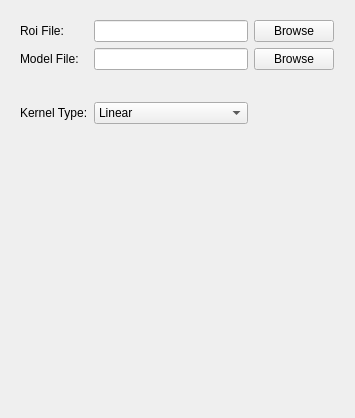
xxssff/GR, file ImgTest/svmParaDialog.ui: the form before one commit.
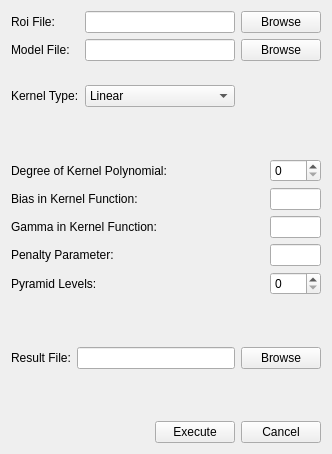
The form after the commit.

```diff
--- a/ImgTest/svmParaDialog.ui
+++ b/ImgTest/svmParaDialog.ui
@@ -9,8 +9,8 @@
    <rect>
     <x>0</x>
     <y>0</y>
-    <width>355</width>
-    <height>418</height>
+    <width>332</width>
+    <height>454</height>
    </rect>
   </property>
   <property name="sizePolicy">
@@ -19,109 +19,285 @@
     <verstretch>0</verstretch>
    </sizepolicy>
   </property>
+  <property name="minimumSize">
+   <size>
+    <width>332</width>
+    <height>454</height>
+   </size>
+  </property>
+  <property name="maximumSize">
+   <size>
+    <width>332</width>
+    <height>454</height>
+   </size>
+  </property>
   <property name="windowTitle">
    <string>Form</string>
   </property>
-  <widget class="QWidget" name="">
-   <property name="geometry">
-    <rect>
-     <x>20</x>
-     <y>20</y>
-     <width>314</width>
-     <height>104</height>
-    </rect>
-   </property>
-   <layout class="QGridLayout" name="gridLayout">
-    <item row="0" column="0">
-     <widget class="QLabel" name="label">
-      <property name="text">
-       <string>Roi File:</string>
-      </property>
-     </widget>
-    </item>
-    <item row="0" column="1">
-     <widget class="QLineEdit" name="lineEdit"/>
-    </item>
-    <item row="0" column="2">
-     <widget class="QPushButton" name="pushButton">
-      <property name="text">
-       <string>Browse</string>
-      </property>
-     </widget>
-    </item>
-    <item row="1" column="0">
-     <widget class="QLabel" name="label_2">
-      <property name="text">
-       <string>Model File:</string>
-      </property>
-     </widget>
-    </item>
-    <item row="1" column="1">
-     <widget class="QLineEdit" name="lineEdit_2"/>
-    </item>
-    <item row="1" column="2">
-     <widget class="QPushButton" name="pushButton_2">
-      <property name="text">
-       <string>Browse</string>
-      </property>
-     </widget>
-    </item>
-    <item row="2" column="1">
-     <spacer name="verticalSpacer">
-      <property name="orientation">
-       <enum>Qt::Vertical</enum>
-      </property>
-      <property name="sizeHint" stdset="0">
-       <size>
-        <width>20</width>
-        <height>18</height>
-       </size>
-      </property>
-     </spacer>
-    </item>
-    <item row="3" column="0">
-     <widget class="QLabel" name="label_3">
-      <property name="text">
-       <string>Kernel Type:</string>
-      </property>
-     </widget>
-    </item>
-    <item row="3" column="1">
-     <widget class="QComboBox" name="comboBox">
-      <item>
+  <layout class="QGridLayout" name="gridLayout_3">
+   <item row="0" column="0">
+    <layout class="QGridLayout" name="gridLayout">
+     <item row="3" column="0">
+      <widget class="QLabel" name="label_3">
        <property name="text">
-        <string>Linear</string>
+        <string>Kernel Type:</string>
        </property>
-      </item>
-      <item>
+      </widget>
+     </item>
+     <item row="0" column="0">
+      <widget class="QLabel" name="label">
        <property name="text">
-        <string>Radial Based Function</string>
+        <string>Roi File:</string>
        </property>
-      </item>
-      <item>
+      </widget>
+     </item>
+     <item row="0" column="1">
+      <widget class="QLineEdit" name="roiFilePath"/>
+     </item>
+     <item row="3" column="1">
+      <widget class="QComboBox" name="kernelTypeComboBox">
+       <item>
+        <property name="text">
+         <string>Linear</string>
+        </property>
+       </item>
+       <item>
+        <property name="text">
+         <string>Radial Based Function</string>
+        </property>
+       </item>
+       <item>
+        <property name="text">
+         <string>Sigmoid</string>
+        </property>
+       </item>
+       <item>
+        <property name="text">
+         <string>Polynomial</string>
+        </property>
+       </item>
+      </widget>
+     </item>
+     <item row="1" column="1">
+      <widget class="QLineEdit" name="modelFilePath"/>
+     </item>
+     <item row="2" column="1">
+      <spacer name="verticalSpacer">
+       <property name="orientation">
+        <enum>Qt::Vertical</enum>
+       </property>
+       <property name="sizeHint" stdset="0">
+        <size>
+         <width>20</width>
+         <height>18</height>
+        </size>
+       </property>
+      </spacer>
+     </item>
+     <item row="1" column="2">
+      <widget class="QPushButton" name="modelFileBrowseBtn">
        <property name="text">
-        <string>Poly</string>
+        <string>Browse</string>
        </property>
-      </item>
-      <item>
+      </widget>
+     </item>
+     <item row="0" column="2">
+      <widget class="QPushButton" name="roiFileBrowseBtn">
        <property name="text">
-        <string>Sigmoid</string>
+        <string>Browse</string>
        </property>
-      </item>
-     </widget>
-    </item>
-   </layout>
-  </widget>
-  <zorder>label</zorder>
-  <zorder>lineEdit</zorder>
-  <zorder>pushButton</zorder>
-  <zorder>layoutWidget</zorder>
-  <zorder>horizontalSpacer</zorder>
-  <zorder>horizontalSpacer_2</zorder>
-  <zorder>horizontalSpacer_2</zorder>
-  <zorder>label_3</zorder>
-  <zorder>comboBox</zorder>
-  <zorder>verticalSpacer</zorder>
+      </widget>
+     </item>
+     <item row="1" column="0">
+      <widget class="QLabel" name="label_2">
+       <property name="text">
+        <string>Model File:</string>
+       </property>
+      </widget>
+     </item>
+    </layout>
+   </item>
+   <item row="6" column="0">
+    <layout class="QHBoxLayout" name="horizontalLayout_2">
+     <item>
+      <spacer name="horizontalSpacer">
+       <property name="orientation">
+        <enum>Qt::Horizontal</enum>
+       </property>
+       <property name="sizeHint" stdset="0">
+        <size>
+         <width>40</width>
+         <height>20</height>
+        </size>
+       </property>
+      </spacer>
+     </item>
+     <item>
+      <widget class="QPushButton" name="ExecuteBtn">
+       <property name="text">
+        <string>Execute</string>
+       </property>
+      </widget>
+     </item>
+     <item>
+      <widget class="QPushButton" name="CancelBtn">
+       <property name="text">
+        <string>Cancel</string>
+       </property>
+      </widget>
+     </item>
+    </layout>
+   </item>
+   <item row="2" column="0">
+    <layout class="QGridLayout" name="gridLayout_2">
+     <item row="0" column="0">
+      <widget class="QLabel" name="label_4">
+       <property name="text">
+        <string>Degree of Kernel Polynomial:</string>
+       </property>
+      </widget>
+     </item>
+     <item row="0" column="1">
+      <widget class="QSpinBox" name="degreeSpinBox">
+       <property name="maximumSize">
+        <size>
+         <width>51</width>
+         <height>16777215</height>
+        </size>
+       </property>
+      </widget>
+     </item>
+     <item row="2" column="0">
+      <widget class="QLabel" name="label_6">
+       <property name="text">
+        <string>Gamma in Kernel Function:</string>
+       </property>
+      </widget>
+     </item>
+     <item row="1" column="1">
+      <widget class="QLineEdit" name="biasLineEdit">
+       <property name="maximumSize">
+        <size>
+         <width>51</width>
+         <height>16777215</height>
+        </size>
+       </property>
+      </widget>
+     </item>
+     <item row="1" column="0">
+      <widget class="QLabel" name="label_5">
+       <property name="text">
+        <string>Bias in Kernel Function:</string>
+       </property>
+      </widget>
+     </item>
+     <item row="3" column="1">
+      <widget class="QLineEdit" name="PenaltyLineEdit">
+       <property name="maximumSize">
+        <size>
+         <width>51</width>
+         <height>16777215</height>
+        </size>
+       </property>
+      </widget>
+     </item>
+     <item row="2" column="1">
+      <widget class="QLineEdit" name="GammaLineEdit">
+       <property name="maximumSize">
+        <size>
+         <width>51</width>
+         <height>16777215</height>
+        </size>
+       </property>
+      </widget>
+     </item>
+     <item row="3" column="0">
+      <widget class="QLabel" name="label_7">
+       <property name="text">
+        <string>Penalty Parameter:</string>
+       </property>
+      </widget>
+     </item>
+     <item row="4" column="1">
+      <widget class="QSpinBox" name="pyramidLevelsSpinBox">
+       <property name="maximumSize">
+        <size>
+         <width>51</width>
+         <height>16777215</height>
+        </size>
+       </property>
+      </widget>
+     </item>
+     <item row="4" column="0">
+      <widget class="QLabel" name="label_8">
+       <property name="text">
+        <string>Pyramid Levels:</string>
+       </property>
+      </widget>
+     </item>
+    </layout>
+   </item>
+   <item row="4" column="0">
+    <layout class="QHBoxLayout" name="horizontalLayout">
+     <item>
+      <widget class="QLabel" name="label_9">
+       <property name="text">
+        <string>Result File:</string>
+       </property>
+      </widget>
+     </item>
+     <item>
+      <widget class="QLineEdit" name="resultFilePath"/>
+     </item>
+     <item>
+      <widget class="QPushButton" name="resultFileBrowseBtn">
+       <property name="text">
+        <string>Browse</string>
+       </property>
+      </widget>
+     </item>
+    </layout>
+   </item>
+   <item row="1" column="0">
+    <spacer name="verticalSpacer_2">
+     <property name="orientation">
+      <enum>Qt::Vertical</enum>
+     </property>
+     <property name="sizeHint" stdset="0">
+      <size>
+       <width>20</width>
+       <height>40</height>
+      </size>
+     </property>
+    </spacer>
+   </item>
+   <item row="3" column="0">
+    <spacer name="verticalSpacer_3">
+     <property name="orientation">
+      <enum>Qt::Vertical</enum>
+     </property>
+     <property name="sizeHint" stdset="0">
+      <size>
+       <width>20</width>
+       <height>40</height>
+      </size>
+     </property>
+    </spacer>
+   </item>
+   <item row="5" column="0">
+    <spacer name="verticalSpacer_4">
+     <property name="orientation">
+      <enum>Qt::Vertical</enum>
+     </property>
+     <property name="sizeHint" stdset="0">
+      <size>
+       <width>20</width>
+       <height>40</height>
+      </size>
+     </property>
+    </spacer>
+   </item>
+  </layout>
  </widget>
  <resources/>
  <connections/>
```
Left out of the diff: 6 changed lines with no effect on the pictures.
